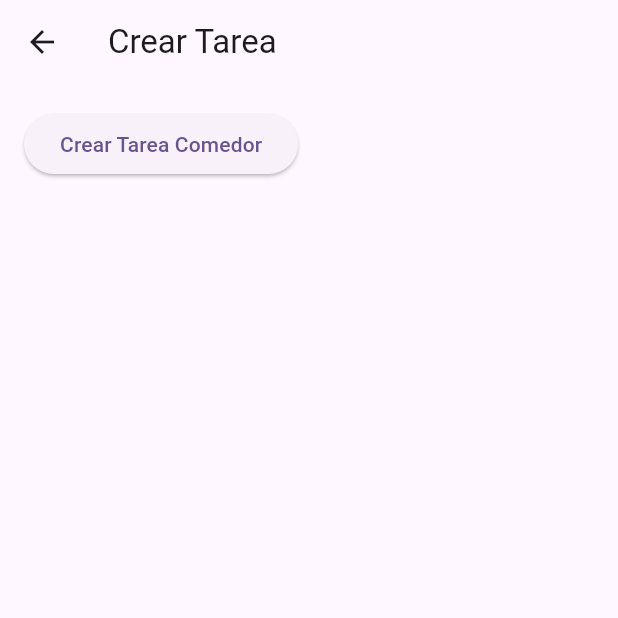
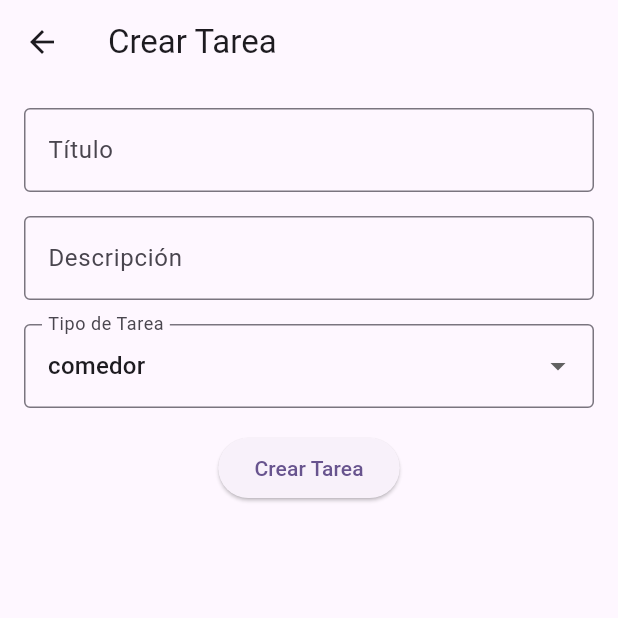
Before and after one commit to MDA-Y-DGP/App, a Flutter app: the CrearTarea screen opened directly, on a phone screen of 412 x 824 dp, the top half of it. Run offline on Flutter 3.47's test engine with Material 3 defaults, Android fonts, the phone set to English and light mode, and no system bars; our stand-ins replace cloud_firestore, firebase_core, firebase_storage, image_picker; accounts and stored records are empty.

Commit message:
asignar tareas terminada, tareaComedor eliminada ahora las tareas tendran tipos

```diff
--- a/agenda_ptval/lib/main.dart
+++ b/agenda_ptval/lib/main.dart
@@ -47,7 +47,7 @@ class _MyHomePageState extends State<MyHomePage> {
   void _navigateToProfesorLogin(BuildContext context) {
     Navigator.push(
       context,
-      MaterialPageRoute(builder: (context) => InicioSesionProfesor(firestore: widget.firestore)),
+      MaterialPageRoute(builder: (context) => const InicioSesionProfesor()),
     );
   }
 
@@ -55,7 +55,7 @@ class _MyHomePageState extends State<MyHomePage> {
   void _navigateToStudentLogin(BuildContext context) {
     Navigator.push(
       context,
-      MaterialPageRoute(builder: (context) => InicioSesionEstudiante(firestore: widget.firestore)),
+      MaterialPageRoute(builder: (context) =>const InicioSesionEstudiante()),
     );
   }
 
--- a/agenda_ptval/lib/modelo/tarea_modelo.dart
+++ b/agenda_ptval/lib/modelo/tarea_modelo.dart
@@ -2,11 +2,13 @@ class Tarea {
   final int idTarea;
   final String titulo;
   final String descripcion;
+  final String tipo;
 
   Tarea({
     required this.idTarea,
     required this.titulo,
     required this.descripcion,
+    required this.tipo,
   });
 
   Map<String, dynamic> toMap() {
@@ -14,6 +16,16 @@ class Tarea {
       'idTarea': idTarea,
       'titulo': titulo,
       'descripcion': descripcion,
+      'tipo': tipo,
     };
   }
+
+  factory Tarea.fromMap(Map<String, dynamic> map) {
+    return Tarea(
+      idTarea: map['idTarea'],
+      titulo: map['titulo'],
+      descripcion: map['descripcion'],
+      tipo: map['tipo'],
+    );
+  }
 }
--- a/agenda_ptval/lib/vista/crear_tarea.dart
+++ b/agenda_ptval/lib/vista/crear_tarea.dart
@@ -1,5 +1,6 @@
 import 'package:flutter/material.dart';
-import 'package:agenda_ptval/vista/crear_tarea_comedor.dart';
+import 'package:agenda_ptval/controlador/tarea_controller.dart';
+import 'package:agenda_ptval/modelo/tarea_modelo.dart';
 
 class CrearTarea extends StatefulWidget {
   @override
@@ -8,6 +9,11 @@ class CrearTarea extends StatefulWidget {
 
 class _CrearTareaState extends State<CrearTarea> {
   final _formKey = GlobalKey<FormState>();
+  final TareaController _tareaController = TareaController();
+
+  final TextEditingController _tituloController = TextEditingController();
+  final TextEditingController _descripcionController = TextEditingController();
+  String _tipo = 'comedor'; // Valor predeterminado
 
   @override
   Widget build(BuildContext context) {
@@ -21,14 +27,70 @@ class _CrearTareaState extends State<CrearTarea> {
           key: _formKey,
           child: Column(
             children: [
-                ElevatedButton(
-                onPressed: () {
-                  Navigator.push(
-                    context,
-                    MaterialPageRoute(builder: (context) => CrearTareaComedor()),
+              TextFormField(
+                controller: _tituloController,
+                decoration: InputDecoration(
+                  labelText: 'Título',
+                  border: OutlineInputBorder(),
+                ),
+                validator: (value) {
+                  if (value == null || value.isEmpty) {
+                    return 'Por favor ingresa un título';
+                  }
+                  return null;
+                },
+              ),
+              const SizedBox(height: 16),
+              TextFormField(
+                controller: _descripcionController,
+                decoration: InputDecoration(
+                  labelText: 'Descripción',
+                  border: OutlineInputBorder(),
+                ),
+                validator: (value) {
+                  if (value == null || value.isEmpty) {
+                    return 'Por favor ingresa una descripción';
+                  }
+                  return null;
+                },
+              ),
+              const SizedBox(height: 16),
+              DropdownButtonFormField<String>(
+                value: _tipo,
+                decoration: InputDecoration(
+                  labelText: 'Tipo de Tarea',
+                  border: OutlineInputBorder(),
+                ),
+                items: ['comedor'].map((String value) {
+                  return DropdownMenuItem<String>(
+                    value: value,
+                    child: Text(value),
                   );
+                }).toList(),
+                onChanged: (String? newValue) {
+                  setState(() {
+                    _tipo = newValue!;
+                  });
                 },
-                child: const Text('Crear Tarea Comedor'),
+              ),
+              const SizedBox(height: 16),
+              ElevatedButton(
+                onPressed: () async {
+                  if (_formKey.currentState!.validate()) {
+                    Tarea nuevaTarea = Tarea(
+                      idTarea: 0, // Este valor se actualizará en el controlador
+                      titulo: _tituloController.text,
+                      descripcion: _descripcionController.text,
+                      tipo: _tipo,
+                    );
+                    await _tareaController.crearTarea(nuevaTarea);
+                    ScaffoldMessenger.of(context).showSnackBar(
+                      SnackBar(content: Text('Tarea creada correctamente')),
+                    );
+                    Navigator.pop(context);
+                  }
+                },
+                child: const Text('Crear Tarea'),
               ),
             ],
           ),
--- a/agenda_ptval/lib/vista/inicio_sesion_estudiante.dart
+++ b/agenda_ptval/lib/vista/inicio_sesion_estudiante.dart
@@ -1,15 +1,13 @@
 import 'dart:convert';
 import 'package:flutter/material.dart';
-import 'package:cloud_firestore/cloud_firestore.dart';
 import '../controlador/estudiante_controller.dart';
 import '../controlador/imagen_controller.dart';
 import 'package:crypto/crypto.dart';
 import 'pagina_principal_estudiante.dart'; // Importar la nueva página principal
 
 class InicioSesionEstudiante extends StatefulWidget {
-  final FirebaseFirestore firestore;
 
-  const InicioSesionEstudiante({super.key, required this.firestore});
+  const InicioSesionEstudiante({super.key});
 
   @override
   _InicioSesionEstudianteState createState() => _InicioSesionEstudianteState();
```
Also changed, not shown: agenda_ptval/lib/controlador/tarea_comedor_controller.dart (deleted, +0 -44 lines), agenda_ptval/lib/controlador/tarea_controller.dart (+66 -3 lines), agenda_ptval/lib/modelo/tarea_comedor_modelo.dart (deleted, +0 -19 lines), agenda_ptval/lib/vista/asignar_tarea_comedor.dart (+17 -11 lines), agenda_ptval/lib/vista/crear_tarea_comedor.dart (deleted, +0 -64 lines), agenda_ptval/lib/vista/inicio_sesion_profesor.dart (+1 -16 lines).
